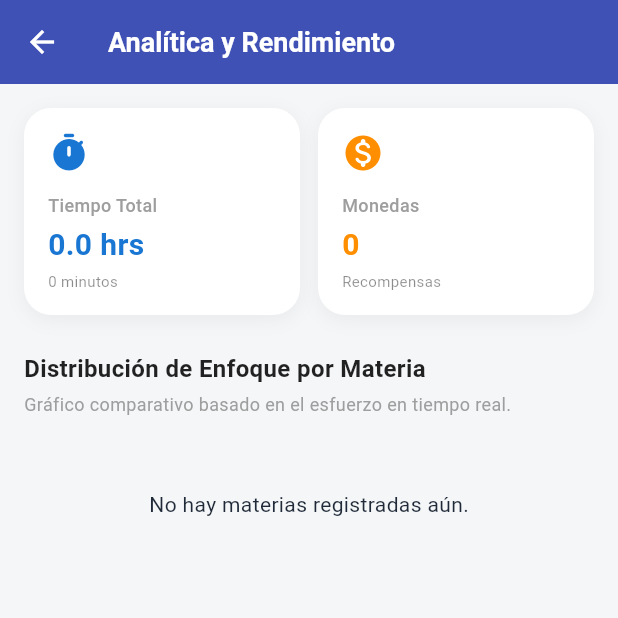
After one commit to anddy-orosco/UPEA-Connect, a Flutter app: the AnalyticsScreen screen opened directly, on a phone screen of 412 x 824 dp, the top half of it. The commit adds this screen. Run offline on Flutter 3.47's test engine with Material 3 defaults, Android fonts, the phone set to English and light mode, and no system bars; our stand-ins replace flutter_local_notifications, image_picker, lottie, open_file, shared_preferences, table_calendar and 1 more; accounts and stored records are empty; project files that could hold a hidden picture were left out.

Commit message:
Add files via upload

```diff
--- /dev/null
+++ b/lib/screens/analytics_screen.dart
@@ -0,0 +1,264 @@
+import 'package:flutter/material.dart';
+import '../models/subject_model.dart';
+import '../services/focus_service.dart';
+
+class AnalyticsScreen extends StatefulWidget {
+  const AnalyticsScreen({super.key});
+
+  @override
+  State<AnalyticsScreen> createState() => _AnalyticsScreenState();
+}
+
+class _AnalyticsScreenState extends State<AnalyticsScreen> {
+  final FocusService _focusService = FocusService();
+  List<SubjectModel> _subjects = [];
+  int _totalCoins = 0;
+  bool _isLoading = true;
+
+  @override
+  void initState() {
+    super.initState();
+    _loadAnalyticsData();
+  }
+
+  Future<void> _loadAnalyticsData() async {
+    final subjects = await _focusService.getSubjects();
+    final coins = await _focusService.getCoins();
+
+    // Ordenar de mayor a menor tiempo de estudio
+    subjects.sort((a, b) => b.totalMinutesStudied.compareTo(a.totalMinutesStudied));
+
+    if (mounted) {
+      setState(() {
+        _subjects = subjects;
+        _totalCoins = coins;
+        _isLoading = false;
+      });
+    }
+  }
+
+  // Calcular el total de minutos de todas las materias combinadas
+  int get _grandTotalMinutes {
+    return _subjects.fold(0, (sum, sub) => sum + sub.totalMinutesStudied);
+  }
+
+  @override
+  Widget build(BuildContext context) {
+    final totalHours = (_grandTotalMinutes / 60).toStringAsFixed(1);
+
+    return Scaffold(
+      backgroundColor: const Color(0xFFF4F6F8),
+      appBar: AppBar(
+        title: const Text(
+          'Analítica y Rendimiento',
+          style: TextStyle(fontWeight: FontWeight.bold, fontSize: 18),
+        ),
+        backgroundColor: Colors.indigo,
+        foregroundColor: Colors.white,
+        elevation: 0,
+      ),
+      body: _isLoading
+          ? const Center(child: CircularProgressIndicator())
+          : SingleChildScrollView(
+        padding: const EdgeInsets.all(16.0),
+        child: Column(
+          crossAxisAlignment: CrossAxisAlignment.start,
+          children: [
+            // Tarjetas Resumen Globales
+            Row(
+              children: [
+                Expanded(
+                  child: _buildSummaryCard(
+                    title: 'Tiempo Total',
+                    value: '$totalHours hrs',
+                    subtitle: '$_grandTotalMinutes minutos',
+                    icon: Icons.timer_rounded,
+                    color: Colors.blue.shade700,
+                  ),
+                ),
+                const SizedBox(width: 12),
+                Expanded(
+                  child: _buildSummaryCard(
+                    title: 'Monedas',
+                    value: '$_totalCoins',
+                    subtitle: 'Recompensas',
+                    icon: Icons.monetization_on_rounded,
+                    color: Colors.amber.shade800,
+                  ),
+                ),
+              ],
+            ),
+            const SizedBox(height: 24),
+
+            // Título de la sección de gráficos
+            const Text(
+              'Distribución de Enfoque por Materia',
+              style: TextStyle(
+                fontSize: 16,
+                fontWeight: FontWeight.bold,
+                color: Colors.black87,
+              ),
+            ),
+            const SizedBox(height: 4),
+            const Text(
+              'Gráfico comparativo basado en el esfuerzo en tiempo real.',
+              style: TextStyle(fontSize: 12, color: Colors.grey),
+            ),
+            const SizedBox(height: 16),
+
+            // Listado de Materias con Gráficos de Barra Visuales
+            _subjects.isEmpty
+                ? const Center(
+              child: Padding(
+                padding: EdgeInsets.all(32.0),
+                child: Text('No hay materias registradas aún.'),
+              ),
+            )
+                : ListView.builder(
+              shrinkWrap: true,
+              physics: const NeverScrollableScrollPhysics(),
+              itemCount: _subjects.length,
+              itemBuilder: (context, index) {
+                final subject = _subjects[index];
+
+                // Calcular porcentaje relativo respecto al mayor o al total
+                double maxMinutes = _grandTotalMinutes == 0 ? 1.0 : _grandTotalMinutes.toDouble();
+                double percentage = subject.totalMinutesStudied / maxMinutes;
+                if (percentage > 1.0) percentage = 1.0;
+
+                return Container(
+                  margin: const EdgeInsets.only(bottom: 14),
+                  padding: const EdgeInsets.all(16),
+                  decoration: BoxDecoration(
+                    color: Colors.white,
+                    borderRadius: BorderRadius.circular(16),
+                    boxShadow: [
+                      BoxShadow(
+                        color: Colors.black.withOpacity(0.04),
+                        blurRadius: 8,
+                        offset: const Offset(0, 2),
+                      ),
+                    ],
+                    border: Border.all(color: Colors.grey.shade200),
+                  ),
+                  child: Column(
+                    crossAxisAlignment: CrossAxisAlignment.start,
+                    children: [
+                      Row(
+                        mainAxisAlignment: MainAxisAlignment.spaceBetween,
+                        children: [
+                          Row(
+                            children: [
+                              Container(
+                                width: 12,
+                                height: 12,
+                                decoration: BoxDecoration(
+                                  shape: BoxShape.circle,
+                                  color: Color(subject.colorValue),
+                                ),
+                              ),
+                              const SizedBox(width: 8),
+                              Text(
+                                subject.name,
+                                style: const TextStyle(
+                                  fontWeight: FontWeight.bold,
+                                  fontSize: 14,
+                                  color: Colors.black87,
+                                ),
+                              ),
+                            ],
+                          ),
+                          Text(
+                            '${subject.totalMinutesStudied} min',
+                            style: TextStyle(
+                              fontWeight: FontWeight.bold,
+                              fontSize: 13,
+                              color: Color(subject.colorValue),
+                            ),
+                          ),
+                        ],
+                      ),
+                      const SizedBox(height: 12),
+
+                      // Barra de Gráfico Visual Estilizada
+                      ClipRRect(
+                        borderRadius: BorderRadius.circular(8),
+                        child: LinearProgressIndicator(
+                          value: percentage,
+                          minHeight: 10,
+                          backgroundColor: Colors.grey.shade100,
+                          valueColor: AlwaysStoppedAnimation<Color>(
+                            Color(subject.colorValue),
+                          ),
+                        ),
+                      ),
+                      const SizedBox(height: 8),
+
+                      Row(
+                        mainAxisAlignment: MainAxisAlignment.spaceBetween,
+                        children: [
+                          Text(
+                            'Planta: Fase ${(subject.plantProgress * 4).floor() + 1}/4',
+                            style: const TextStyle(fontSize: 11, color: Colors.grey),
+                          ),
+                          Text(
+                            '${(subject.plantProgress * 100).toInt()}% Crecimiento',
+                            style: const TextStyle(fontSize: 11, fontWeight: FontWeight.w600, color: Colors.black54),
+                          ),
+                        ],
+                      ),
+                    ],
+                  ),
+                );
+              },
+            ),
+          ],
+        ),
+      ),
+    );
+  }
+
+  Widget _buildSummaryCard({
+    required String title,
+    required String value,
+    required String subtitle,
+    required IconData icon,
+    required Color color,
+  }) {
+    return Container(
+      padding: const EdgeInsets.all(16),
+      decoration: BoxDecoration(
+        color: Colors.white,
+        borderRadius: BorderRadius.circular(18),
+        boxShadow: [
+          BoxShadow(
+            color: Colors.black.withOpacity(0.05),
+            blurRadius: 10,
+            offset: const Offset(0, 3),
+          ),
+        ],
+      ),
+      child: Column(
+        crossAxisAlignment: CrossAxisAlignment.start,
+        children: [
+          Icon(icon, color: color, size: 28),
+          const SizedBox(height: 12),
+          Text(
+            title,
+            style: const TextStyle(fontSize: 12, color: Colors.grey, fontWeight: FontWeight.w500),
+          ),
+          const SizedBox(height: 4),
+          Text(
+            value,
+            style: TextStyle(fontSize: 20, fontWeight: FontWeight.bold, color: color),
+          ),
+          const SizedBox(height: 2),
+          Text(
+            subtitle,
+            style: const TextStyle(fontSize: 10, color: Colors.black45),
+          ),
+        ],
+      ),
+    );
+  }
+}
```
Also changed, not shown: lib/screens/pomodoro_screen.dart (+61 -34 lines), lib/widgets/growing_plant_widget.dart (+38 -26 lines), lib/widgets/pomodoro_stats_card.dart (added, +130 -0 lines).
